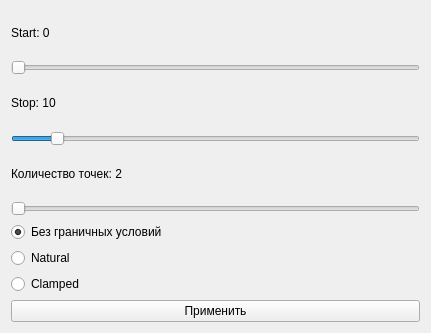
Old version of the form code_interfaces/ui/p_variable.ui in the repository mercurialpro/p-splines.
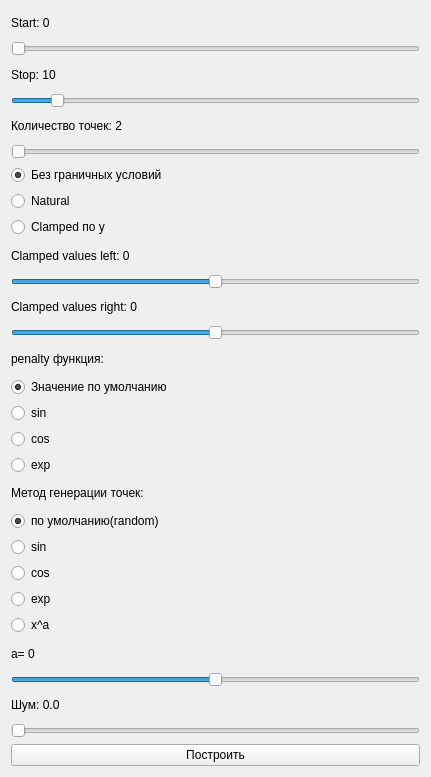
New version of the form.

Commit message: Новый, доработанный файл интерфейса настраиваемого p-сплайна

```diff
--- a/code_interfaces/ui/p_variable.ui
+++ b/code_interfaces/ui/p_variable.ui
@@ -7,7 +7,7 @@
     <x>0</x>
     <y>0</y>
     <width>431</width>
-    <height>333</height>
+    <height>777</height>
    </rect>
   </property>
   <property name="windowTitle">
@@ -109,17 +109,195 @@
    <item>
     <widget class="QRadioButton" name="radioButton_3">
      <property name="text">
-      <string>Clamped</string>
+      <string>Clamped по y</string>
      </property>
      <attribute name="buttonGroup">
       <string notr="true">buttonGroup</string>
      </attribute>
     </widget>
    </item>
+   <item>
+    <widget class="QLabel" name="label_clamped_left">
+     <property name="text">
+      <string>Clamped values left: 0</string>
+     </property>
+    </widget>
+   </item>
+   <item>
+    <widget class="QSlider" name="slider_clamped_values_left">
+     <property name="minimum">
+      <number>-10</number>
+     </property>
+     <property name="maximum">
+      <number>10</number>
+     </property>
+     <property name="orientation">
+      <enum>Qt::Horizontal</enum>
+     </property>
+    </widget>
+   </item>
+   <item>
+    <widget class="QLabel" name="label_clamped_right">
+     <property name="text">
+      <string>Clamped values right: 0</string>
+     </property>
+    </widget>
+   </item>
+   <item>
+    <widget class="QSlider" name="slider_clamped_values_right">
+     <property name="minimum">
+      <number>-10</number>
+     </property>
+     <property name="maximum">
+      <number>10</number>
+     </property>
+     <property name="orientation">
+      <enum>Qt::Horizontal</enum>
+     </property>
+    </widget>
+   </item>
+   <item>
+    <widget class="QLabel" name="label_penalty_fun">
+     <property name="text">
+      <string>penalty функция:</string>
+     </property>
+    </widget>
+   </item>
+   <item>
+    <widget class="QRadioButton" name="radioButton_penalty_fun_default">
+     <property name="text">
+      <string>Значение по умолчанию </string>
+     </property>
+     <property name="checked">
+      <bool>true</bool>
+     </property>
+     <attribute name="buttonGroup">
+      <string notr="true">buttonGroup_2</string>
+     </attribute>
+    </widget>
+   </item>
+   <item>
+    <widget class="QRadioButton" name="radioButton_penalty_fun_sin">
+     <property name="text">
+      <string>sin</string>
+     </property>
+     <attribute name="buttonGroup">
+      <string notr="true">buttonGroup_2</string>
+     </attribute>
+    </widget>
+   </item>
+   <item>
+    <widget class="QRadioButton" name="radioButton_penalty_fun_cos">
+     <property name="text">
+      <string>cos</string>
+     </property>
+     <attribute name="buttonGroup">
+      <string notr="true">buttonGroup_2</string>
+     </attribute>
+    </widget>
+   </item>
+   <item>
+    <widget class="QRadioButton" name="radioButton_penalty_fun_exp">
+     <property name="text">
+      <string>exp</string>
+     </property>
+     <attribute name="buttonGroup">
+      <string notr="true">buttonGroup_2</string>
+     </attribute>
+    </widget>
+   </item>
+   <item>
+    <widget class="QLabel" name="label_generation">
+     <property name="text">
+      <string>Метод генерации точек:</string>
+     </property>
+    </widget>
+   </item>
+   <item>
+    <widget class="QRadioButton" name="radioButton_generation_default">
+     <property name="text">
+      <string>по умолчанию(random)</string>
+     </property>
+     <property name="checked">
+      <bool>true</bool>
+     </property>
+    </widget>
+   </item>
+   <item>
+    <widget class="QRadioButton" name="radioButton_generation_sin">
+     <property name="text">
+      <string>sin</string>
+     </property>
+    </widget>
+   </item>
+   <item>
+    <widget class="QRadioButton" name="radioButton_generation_cos">
+     <property name="text">
+      <string>cos</string>
+     </property>
+    </widget>
+   </item>
+   <item>
+    <widget class="QRadioButton" name="radioButton_generation_exp">
+     <property name="text">
+      <string>exp</string>
+     </property>
+    </widget>
+   </item>
+   <item>
+    <widget class="QRadioButton" name="radioButton_generation_power">
+     <property name="text">
+      <string>x^a</string>
+     </property>
+    </widget>
+   </item>
+   <item>
+    <widget class="QLabel" name="label_power">
+     <property name="text">
+      <string>a= 0</string>
+     </property>
+    </widget>
+   </item>
+   <item>
+    <widget class="QSlider" name="slider_power">
+     <property name="minimum">
+      <number>-10</number>
+     </property>
+     <property name="maximum">
+      <number>10</number>
+     </property>
+     <property name="orientation">
+      <enum>Qt::Horizontal</enum>
+     </property>
+     <property name="invertedAppearance">
+      <bool>false</bool>
+     </property>
+    </widget>
+   </item>
+   <item>
+    <widget class="QLabel" name="label_noise">
+     <property name="text">
+      <string>Шум: 0.0</string>
+     </property>
+    </widget>
+   </item>
+   <item>
+    <widget class="QSlider" name="slider_noise">
+     <property name="maximum">
+      <number>100</number>
+     </property>
+     <property name="singleStep">
+      <number>1</number>
+     </property>
+     <property name="orientation">
+      <enum>Qt::Horizontal</enum>
+     </property>
+    </widget>
+   </item>
    <item>
     <widget class="QPushButton" name="button_apply">
      <property name="text">
-      <string>Применить</string>
+      <string>Построить</string>
      </property>
     </widget>
    </item>
```
Left out of the diff: 7 changed lines with no effect on the pictures.
